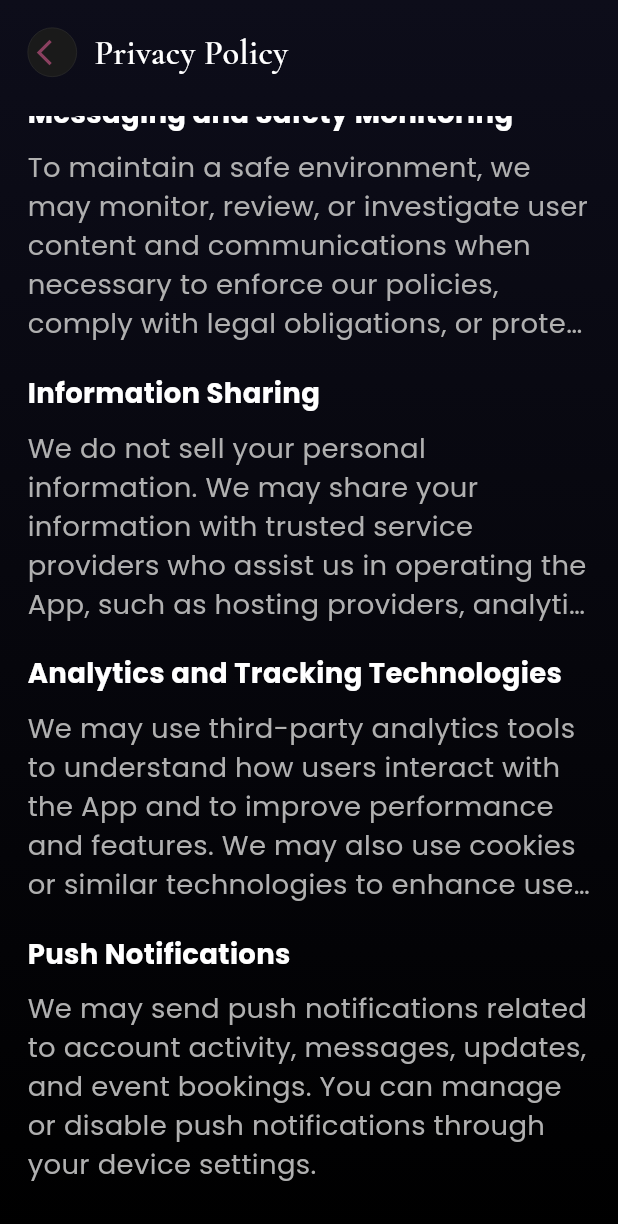
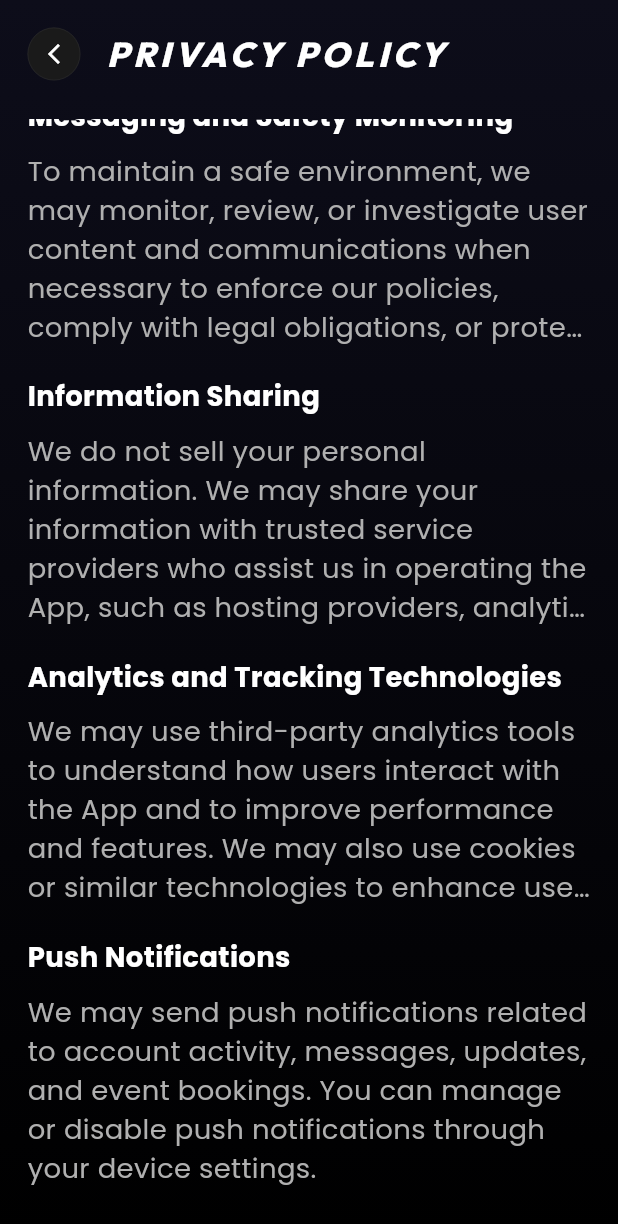
Before and after one commit to troyreedstudio/studio, a Flutter app: the PrivacyPolicyPage widget shown alone on an empty page, opened directly, scrolled down 576 dp, on a phone screen of 412 x 824 dp. Shown: the top 1224 px of the screen. Run offline on Flutter 3.47's test engine with Material 3 defaults, Android fonts, the phone set to English and light mode, and no system bars; our stand-ins replace cached_network_image, flutter_easyloading, flutter_screenutil, flutter_svg, fluttertoast, font_awesome_flutter and 12 more; accounts and stored records are empty; network calls fail.

Commit message:
Pink Pineapple: support pages — header consistency with rest of app
Privacy Policy and Terms & Conditions pages were using
GoogleFonts.cormorantGaramond at 20sp w600 sentence-case for the
title — legacy font that doesn't match the rest of the app. Back
button styling also off (small padding, accentRoseGold arrow).

Now both use the consistent app-wide header pattern (Outfit italic
w800 letterSpacing 3 UPPERCASE) matching Profile / Favourites / My
Bookings. Back button rewritten to match.

Co-Authored-By: claude-flow <ruv@ruv.net>

```diff
--- a/projects/pink-pineapple/app/lib/feature/profile_tab/ui/privacy_policy_page.dart
+++ b/projects/pink-pineapple/app/lib/feature/profile_tab/ui/privacy_policy_page.dart
@@ -108,26 +108,28 @@ class PrivacyPolicyPage extends StatelessWidget {
         GestureDetector(
           onTap: () => Get.back(),
           child: Container(
-            padding: EdgeInsets.all(5.w),
+            padding: EdgeInsets.all(8.w),
             decoration: BoxDecoration(
-              color: AppColors.backgroundSurface,
+              color: AppColors.backgroundCard,
               shape: BoxShape.circle,
               border: Border.all(color: AppColors.borderSubtle, width: 0.5),
             ),
             child: Icon(
-              Icons.arrow_back_ios,
-              size: 18.sp,
-              color: AppColors.accentRoseGold,
+              Icons.arrow_back_ios_new,
+              size: 14.sp,
+              color: AppColors.textPrimary,
             ),
           ),
         ),
-        SizedBox(width: 10.w),
+        SizedBox(width: 14.w),
         Text(
-          'Privacy Policy',
-          style: GoogleFonts.cormorantGaramond(
+          'PRIVACY POLICY',
+          style: GoogleFonts.outfit(
             fontSize: 20.sp,
-            fontWeight: FontWeight.w600,
+            fontWeight: FontWeight.w800,
+            fontStyle: FontStyle.italic,
             color: AppColors.textPrimary,
+            letterSpacing: 3,
           ),
         ),
       ],
```
Also changed, not shown: projects/pink-pineapple/app/lib/feature/profile_tab/ui/terms_conditions_page.dart (+11 -9 lines).
